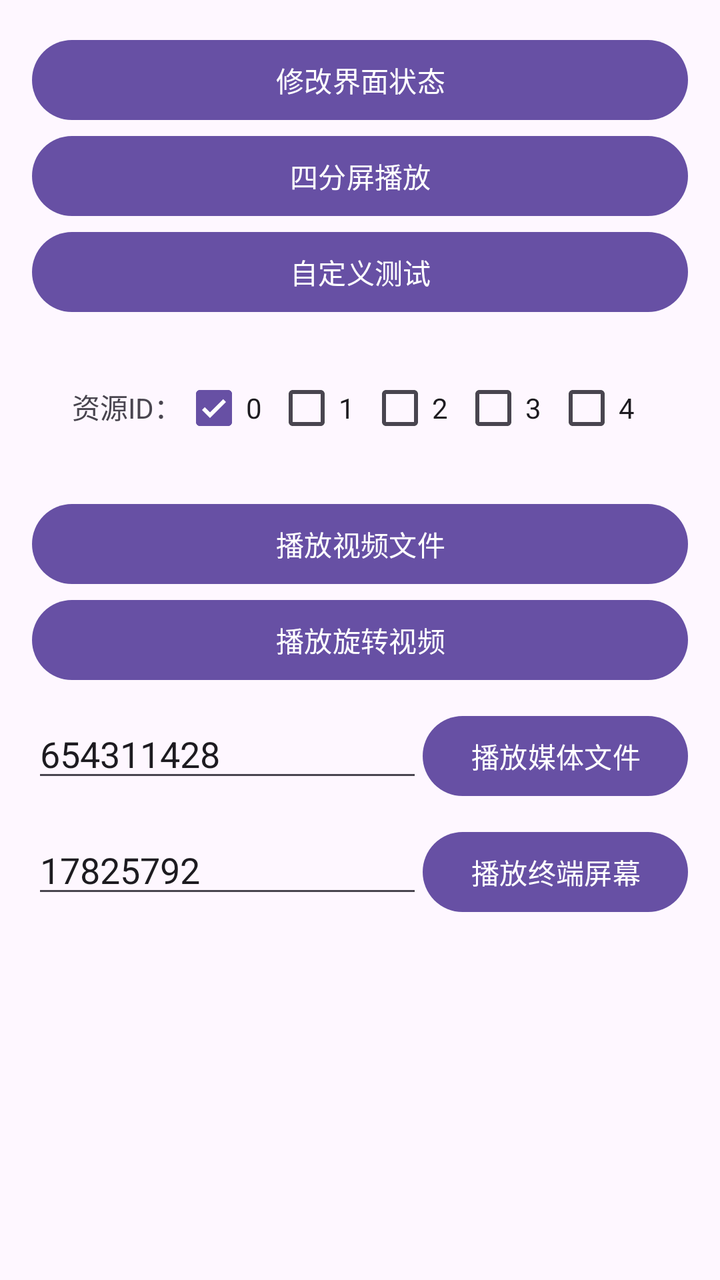
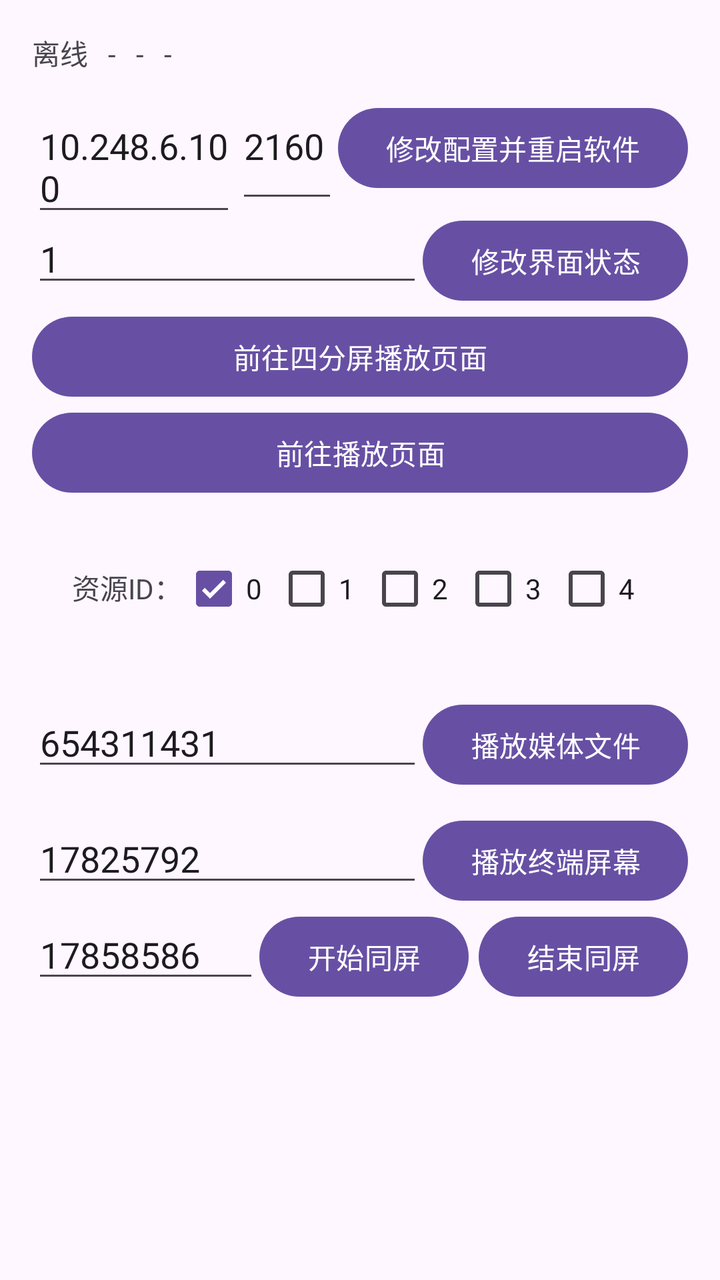

Screens rendered from an Android XML layout before and after an edit, with the pre-edit source and the edit as a unified diff.
<!-- AndroidManifest.xml: application theme Theme.Paperless_sdk -->
<!-- res/layout/activity_main.xml -->
<?xml version="1.0" encoding="utf-8"?>
<LinearLayout xmlns:android="http://schemas.android.com/apk/res/android"
    xmlns:app="http://schemas.android.com/apk/res-auto"
    xmlns:tools="http://schemas.android.com/tools"
    android:id="@+id/main"
    android:layout_width="match_parent"
    android:layout_height="match_parent"
    android:orientation="vertical"
    android:padding="16dp"
    tools:context=".MainActivity">

    <Button
        android:id="@+id/btn_page"
        android:layout_width="match_parent"
        android:layout_height="wrap_content"
        android:text="修改界面状态" />
    <Button
        android:id="@+id/btn_split"
        android:layout_width="match_parent"
        android:layout_height="wrap_content"
        android:text="四分屏播放" />
    <Button
        android:id="@+id/btn1"
        android:layout_width="match_parent"
        android:layout_height="wrap_content"
        android:text="自定义测试" />

    <LinearLayout
        android:layout_width="match_parent"
        android:layout_height="wrap_content"
        android:layout_margin="20dp"
        android:orientation="horizontal">

        <TextView
            android:layout_width="wrap_content"
            android:layout_height="wrap_content"
            android:text="资源ID：" />

        <CheckBox
            android:id="@+id/id_0"
            android:layout_width="0dp"
            android:layout_height="wrap_content"
            android:layout_weight="1"
            android:checked="true"
            android:text="0" />

        <CheckBox
            android:id="@+id/id_1"
            android:layout_width="0dp"
            android:layout_height="wrap_content"
            android:layout_weight="1"
            android:text="1" />

        <CheckBox
            android:id="@+id/id_2"
            android:layout_width="0dp"
            android:layout_height="wrap_content"
            android:layout_weight="1"
            android:text="2" />

        <CheckBox
            android:id="@+id/id_3"
            android:layout_width="0dp"
            android:layout_height="wrap_content"
            android:layout_weight="1"
            android:text="3" />

        <CheckBox
            android:id="@+id/id_4"
            android:layout_width="0dp"
            android:layout_height="wrap_content"
            android:layout_weight="1"
            android:text="4" />
    </LinearLayout>

    <Button
        android:id="@+id/btn_1"
        android:layout_width="match_parent"
        android:layout_height="wrap_content"
        android:text="播放视频文件" />

    <Button
        android:id="@+id/btn_2"
        android:layout_width="match_parent"
        android:layout_height="wrap_content"
        android:text="播放旋转视频" />

    <LinearLayout
        android:layout_width="match_parent"
        android:layout_height="wrap_content"
        android:layout_marginTop="10dp"
        android:orientation="horizontal">

        <EditText
            android:id="@+id/edt_media_id"
            android:layout_width="0dp"
            android:layout_height="wrap_content"
            android:layout_weight="1"
            android:inputType="number"
            android:text="654311428" />

        <Button
            android:id="@+id/btn_3"
            android:layout_width="wrap_content"
            android:layout_height="wrap_content"
            android:text="播放媒体文件" />
    </LinearLayout>

    <LinearLayout
        android:layout_width="match_parent"
        android:layout_height="wrap_content"
        android:layout_marginTop="10dp"
        android:orientation="horizontal">

        <EditText
            android:id="@+id/edt_device_id"
            android:layout_width="0dp"
            android:layout_height="wrap_content"
            android:layout_weight="1"
            android:inputType="number"
            android:text="17825792" />

        <Button
            android:id="@+id/btn_stream_play"
            android:layout_width="wrap_content"
            android:layout_height="wrap_content"
            android:text="播放终端屏幕" />

    </LinearLayout>

</LinearLayout>
<!-- resources referenced by this layout -->
<resources>
  <style name="Theme.Paperless_sdk" parent="Base.Theme.Paperless_sdk" />
  <style name="Base.Theme.Paperless_sdk" parent="Theme.Material3.DayNight.NoActionBar">
          
          
          <item name="android:windowNoTitle">true</item>
          <item name="android:windowFullscreen">true</item>
      </style>
</resources>

<!-- the commit's change to res/layout/activity_main.xml (unified diff, before → after) -->
@@ -1,5 +1,5 @@
 <?xml version="1.0" encoding="utf-8"?>
-<LinearLayout xmlns:android="http://schemas.android.com/apk/res/android"
+<ScrollView xmlns:android="http://schemas.android.com/apk/res/android"
     xmlns:app="http://schemas.android.com/apk/res-auto"
     xmlns:tools="http://schemas.android.com/tools"
     android:id="@+id/main"
@@ -9,123 +9,222 @@
     android:padding="16dp"
     tools:context=".MainActivity">
 
-    <Button
-        android:id="@+id/btn_page"
-        android:layout_width="match_parent"
-        android:layout_height="wrap_content"
-        android:text="修改界面状态" />
-    <Button
-        android:id="@+id/btn_split"
-        android:layout_width="match_parent"
-        android:layout_height="wrap_content"
-        android:text="四分屏播放" />
-    <Button
-        android:id="@+id/btn1"
-        android:layout_width="match_parent"
-        android:layout_height="wrap_content"
-        android:text="自定义测试" />
-
     <LinearLayout
         android:layout_width="match_parent"
         android:layout_height="wrap_content"
-        android:layout_margin="20dp"
-        android:orientation="horizontal">
-
-        <TextView
-            android:layout_width="wrap_content"
-            android:layout_height="wrap_content"
-            android:text="资源ID：" />
-
-        <CheckBox
-            android:id="@+id/id_0"
-            android:layout_width="0dp"
-            android:layout_height="wrap_content"
-            android:layout_weight="1"
-            android:checked="true"
-            android:text="0" />
-
-        <CheckBox
-            android:id="@+id/id_1"
-            android:layout_width="0dp"
-            android:layout_height="wrap_content"
-            android:layout_weight="1"
-            android:text="1" />
-
-        <CheckBox
-            android:id="@+id/id_2"
-            android:layout_width="0dp"
-            android:layout_height="wrap_content"
-            android:layout_weight="1"
-            android:text="2" />
-
-        <CheckBox
-            android:id="@+id/id_3"
-            android:layout_width="0dp"
-            android:layout_height="wrap_content"
-            android:layout_weight="1"
-            android:text="3" />
-
-        <CheckBox
-            android:id="@+id/id_4"
-            android:layout_width="0dp"
-            android:layout_height="wrap_content"
-            android:layout_weight="1"
-            android:text="4" />
+        android:orientation="vertical">
+
+        <LinearLayout
+            android:layout_width="match_parent"
+            android:layout_height="wrap_content"
+            android:orientation="horizontal">
+
+            <TextView
+                android:id="@+id/tvOnline"
+                android:layout_width="wrap_content"
+                android:layout_height="wrap_content"
+                android:layout_marginEnd="10dp"
+                android:text="离线" />
+
+            <TextView
+                android:id="@+id/tvDevId"
+                android:layout_width="wrap_content"
+                android:layout_height="wrap_content"
+                android:layout_marginEnd="10dp"
+                android:text="-" />
+
+            <TextView
+                android:id="@+id/tvDevName"
+                android:layout_width="wrap_content"
+                android:layout_height="wrap_content"
+                android:layout_marginEnd="10dp"
+                android:text="-" />
+
+            <TextView
+                android:id="@+id/tvMemberName"
+                android:layout_width="wrap_content"
+                android:layout_height="wrap_content"
+                android:layout_marginEnd="10dp"
+                android:text="-" />
+
+        </LinearLayout>
+
+        <LinearLayout
+            android:layout_width="match_parent"
+            android:layout_height="wrap_content"
+            android:orientation="horizontal">
+
+            <EditText
+                android:id="@+id/edtIp"
+                android:layout_width="0dp"
+                android:layout_height="wrap_content"
+                android:layout_weight="2"
+                android:hint="IP地址"
+                android:text="10.248.6.100" />
+
+            <EditText
+                android:id="@+id/edtPort"
+                android:layout_width="0dp"
+                android:layout_height="wrap_content"
+                android:layout_weight="1"
+                android:hint="端口号"
+                android:text="2160" />
+
+            <Button
+                android:id="@+id/btnModify"
+                android:layout_width="wrap_content"
+                android:layout_height="wrap_content"
+                android:text="修改配置并重启软件" />
+        </LinearLayout>
+
+        <LinearLayout
+            android:layout_width="match_parent"
+            android:layout_height="wrap_content"
+            android:orientation="horizontal">
+
+            <EditText
+                android:id="@+id/edt_page_code"
+                android:layout_width="0dp"
+                android:layout_height="wrap_content"
+                android:layout_weight="1"
+                android:inputType="number"
+                android:text="1" />
+
+            <Button
+                android:id="@+id/btn_page"
+                android:layout_width="wrap_content"
+                android:layout_height="wrap_content"
+                android:text="修改界面状态" />
+        </LinearLayout>
+
+        <Button
+            android:id="@+id/btn_split"
+            android:layout_width="match_parent"
+            android:layout_height="wrap_content"
+            android:text="前往四分屏播放页面" />
+
+        <Button
+            android:id="@+id/btnPlayPage"
+            android:layout_width="match_parent"
+            android:layout_height="wrap_content"
+            android:text="前往播放页面" />
+
+        <LinearLayout
+            android:layout_width="match_parent"
+            android:layout_height="wrap_content"
+            android:layout_margin="20dp"
+            android:orientation="horizontal">
+
+            <TextView
+                android:layout_width="wrap_content"
+                android:layout_height="wrap_content"
+                android:text="资源ID：" />
+
+            <CheckBox
+                android:id="@+id/id_0"
+                android:layout_width="0dp"
+                android:layout_height="wrap_content"
+                android:layout_weight="1"
+                android:checked="true"
+                android:text="0" />
+
+            <CheckBox
+                android:id="@+id/id_1"
+                android:layout_width="0dp"
+                android:layout_height="wrap_content"
+                android:layout_weight="1"
+                android:text="1" />
+
+            <CheckBox
+                android:id="@+id/id_2"
+                android:layout_width="0dp"
+                android:layout_height="wrap_content"
+                android:layout_weight="1"
+                android:text="2" />
+
+            <CheckBox
+                android:id="@+id/id_3"
+                android:layout_width="0dp"
+                android:layout_height="wrap_content"
+                android:layout_weight="1"
+                android:text="3" />
+
+            <CheckBox
+                android:id="@+id/id_4"
+                android:layout_width="0dp"
+                android:layout_height="wrap_content"
+                android:layout_weight="1"
+                android:text="4" />
+        </LinearLayout>
+
+        <LinearLayout
+            android:layout_width="match_parent"
+            android:layout_height="wrap_content"
+            android:layout_marginTop="10dp"
+            android:orientation="horizontal">
+
+            <EditText
+                android:id="@+id/edt_media_id"
+                android:layout_width="0dp"
+                android:layout_height="wrap_content"
+                android:layout_weight="1"
+                android:inputType="number"
+                android:text="654311431" />
+
+            <Button
+                android:id="@+id/btn_play_media"
+                android:layout_width="wrap_content"
+                android:layout_height="wrap_content"
+                android:text="播放媒体文件" />
+        </LinearLayout>
+
+        <LinearLayout
+            android:layout_width="match_parent"
+            android:layout_height="wrap_content"
+            android:layout_marginTop="10dp"
+            android:orientation="horizontal">
+
+            <EditText
+                android:id="@+id/edt_device_id"
+                android:layout_width="0dp"
+                android:layout_height="wrap_content"
+                android:layout_weight="1"
+                android:inputType="number"
+                android:text="17825792" />
+
+            <Button
+                android:id="@+id/btn_stream_play"
+                android:layout_width="wrap_content"
+                android:layout_height="wrap_content"
+                android:text="播放终端屏幕" />
+
+        </LinearLayout>
+
+        <LinearLayout
+            android:layout_width="match_parent"
+            android:layout_height="wrap_content"
+            android:orientation="horizontal">
+
+            <EditText
+                android:id="@+id/edt_dst_id"
+                android:layout_width="0dp"
+                android:layout_height="wrap_content"
+                android:layout_weight="1"
+                android:inputType="number"
+                android:text="17858586" />
+
+            <Button
+                android:id="@+id/btn_start_record"
+                android:layout_width="wrap_content"
+                android:layout_height="wrap_content"
+                android:layout_marginEnd="5dp"
+                android:text="开始同屏" />
+
+            <Button
+                android:id="@+id/btn_stop_record"
+                android:layout_width="wrap_content"
+                android:layout_height="wrap_content"
+                android:text="结束同屏" />
+        </LinearLayout>
     </LinearLayout>
-
-    <Button
-        android:id="@+id/btn_1"
-        android:layout_width="match_parent"
-        android:layout_height="wrap_content"
-        android:text="播放视频文件" />
-
-    <Button
-        android:id="@+id/btn_2"
-        android:layout_width="match_parent"
-        android:layout_height="wrap_content"
-        android:text="播放旋转视频" />
-
-    <LinearLayout
-        android:layout_width="match_parent"
-        android:layout_height="wrap_content"
-        android:layout_marginTop="10dp"
-        android:orientation="horizontal">
-
-        <EditText
-            android:id="@+id/edt_media_id"
-            android:layout_width="0dp"
-            android:layout_height="wrap_content"
-            android:layout_weight="1"
-            android:inputType="number"
-            android:text="654311428" />
-
-        <Button
-            android:id="@+id/btn_3"
-            android:layout_width="wrap_content"
-            android:layout_height="wrap_content"
-            android:text="播放媒体文件" />
-    </LinearLayout>
-
-    <LinearLayout
-        android:layout_width="match_parent"
-        android:layout_height="wrap_content"
-        android:layout_marginTop="10dp"
-        android:orientation="horizontal">
-
-        <EditText
-            android:id="@+id/edt_device_id"
-            android:layout_width="0dp"
-            android:layout_height="wrap_content"
-            android:layout_weight="1"
-            android:inputType="number"
-            android:text="17825792" />
-
-        <Button
-            android:id="@+id/btn_stream_play"
-            android:layout_width="wrap_content"
-            android:layout_height="wrap_content"
-            android:text="播放终端屏幕" />
-
-    </LinearLayout>
-
-</LinearLayout>
+</ScrollView>
